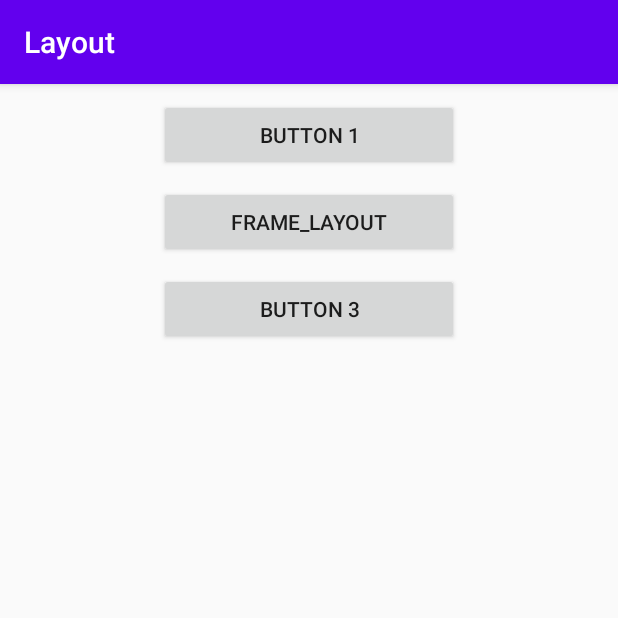
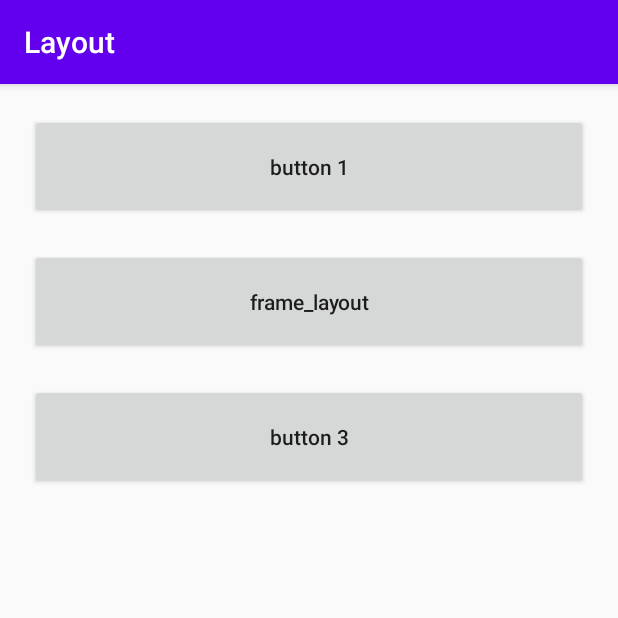
Before and after one commit to tutuchaoren22/Layout, an Android app: the screen it shows after launch (MainActivity), on a phone screen of 412 x 824 dp, the top half of it. Run offline under Robolectric (Android 15) with nearby library versions, the phone set to English and light mode, and no system bars.

Commit message:
[duyuqian] refactor: refactor the style of MainActivity

```diff
--- a/app/src/main/res/layout/activity_main.xml
+++ b/app/src/main/res/layout/activity_main.xml
@@ -3,30 +3,34 @@
     xmlns:tools="http://schemas.android.com/tools"
     android:layout_width="match_parent"
     android:layout_height="match_parent"
+    android:layout_marginHorizontal="20dp"
     android:orientation="vertical"
     tools:context=".MainActivity">
 
     <Button
         android:id="@+id/button1"
-        android:layout_width="200dp"
-        android:layout_height="wrap_content"
-        android:layout_marginTop="10dp"
+        android:layout_width="match_parent"
+        android:layout_height="70dp"
         android:layout_gravity="center_horizontal"
-        android:text="@string/button_name1" />
+        android:layout_marginTop="20dp"
+        android:text="@string/button_name1"
+        android:textAllCaps="false" />
 
     <Button
         android:id="@+id/button2"
-        android:layout_width="200dp"
-        android:layout_height="wrap_content"
-        android:layout_marginTop="10dp"
+        android:layout_width="match_parent"
+        android:layout_height="70dp"
         android:layout_gravity="center_horizontal"
-        android:text="@string/button_name2_main" />
+        android:layout_marginTop="20dp"
+        android:text="@string/button_name2_main"
+        android:textAllCaps="false" />
 
     <Button
         android:id="@+id/button3"
-        android:layout_width="200dp"
-        android:layout_height="wrap_content"
-        android:layout_marginTop="10dp"
+        android:layout_width="match_parent"
+        android:layout_height="70dp"
         android:layout_gravity="center_horizontal"
-        android:text="@string/button_name3" />
+        android:layout_marginTop="20dp"
+        android:text="@string/button_name3"
+        android:textAllCaps="false" />
 </LinearLayout>
```
